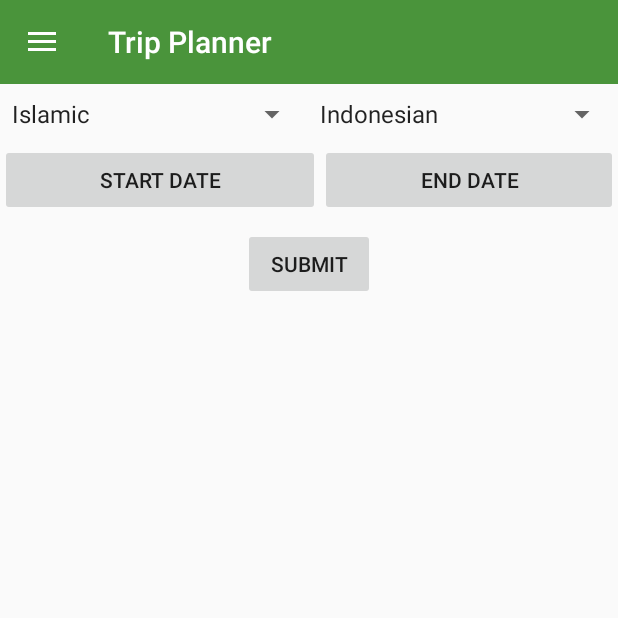
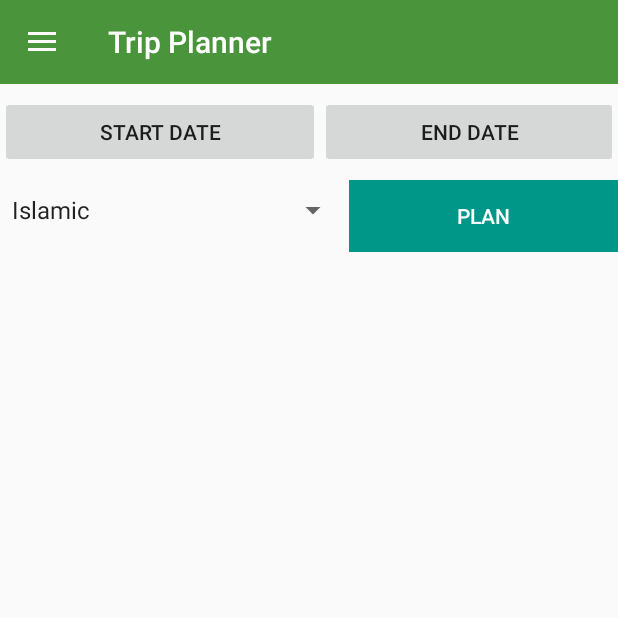
Before and after one commit to seraadam/almadina_app, an Android app: the fragment TripPlanner placed in its activity, in the side drawer, after a tap on "Trip Planner", on a phone screen of 412 x 824 dp, the top half of it. Run offline under Robolectric (Android 15) with nearby library versions, the phone set to English and light mode, and no system bars; our stand-ins replace Picasso, Volley; network calls fail; pictures from the network do not load.

Commit message:
solve planner

```diff
--- a/app/src/main/java/com/example/project1/adapters/PlannerAdapter.java
+++ b/app/src/main/java/com/example/project1/adapters/PlannerAdapter.java
@@ -111,6 +111,7 @@ public class PlannerAdapter extends ArrayAdapter<Places> {
             @Override
             public void onClick(View view) {
                 mListener.onClick(pcat.getId());
+                Log.e("clicked",position+"");
                 viewHolder.serve.setVisibility(View.GONE);
                 viewHolder.reserved.setVisibility(View.VISIBLE);
             }
--- a/app/src/main/java/com/example/project1/fragments/TripPlanner.java
+++ b/app/src/main/java/com/example/project1/fragments/TripPlanner.java
@@ -70,11 +70,11 @@ public class TripPlanner extends Fragment {
     public String pmonth=null;
     public String pyear=null;
     public  String selectedDate;
-
+    public   String textcategory;
     private OnFragmentInteractionListener mListener;
     private CalendarView customCalendar;
     private Spinner spinner1;
-    private Spinner spinner2;
+//    private Spinner spinner2;
     private Button btnSubmit,start ,end;
 
 
@@ -118,7 +118,7 @@ public class TripPlanner extends Fragment {
 
        // customCalendar = (CalendarView) v.findViewById(R.id.calendarView);
         spinner1 = (Spinner) v.findViewById(R.id.spinner1);
-        spinner2 = (Spinner) v.findViewById(R.id.spinner2);
+//        spinner2 = (Spinner) v.findViewById(R.id.spinner2);
         btnSubmit= (Button) v.findViewById(R.id.btnSubmit);
         start= (Button) v.findViewById(R.id.start);
         end= (Button) v.findViewById(R.id.end);
@@ -154,15 +154,10 @@ public class TripPlanner extends Fragment {
 
 btnSubmit.setOnClickListener(new View.OnClickListener() {
 
-
-
-
     @Override
     public void onClick(View v) {
-        String text = spinner1.getSelectedItem().toString();
-
-
-        Log.e("responce spinner", text);
+         textcategory = spinner1.getSelectedItem().toString();
+        Log.e("responce spinner", textcategory);
 
         Log.e("Response: " ,pyear+pmonth+ pday);
         String url = "http://nomow.tech/tiba/api/place/read_dates.php?pdate="+ selectedDate;
@@ -183,6 +178,8 @@ btnSubmit.setOnClickListener(new View.OnClickListener() {
                             JSONArray obj = response.getJSONArray("records");
                             for (int i = 0; i < obj.length(); i++) {
                                 JSONObject jsonObject = obj.getJSONObject(i);
+
+                                if(jsonObject.getString("Category").equals(textcategory )){
                                 Places p = new Places( jsonObject.getString("Title"),
                                         jsonObject.getString("image_name") ,
                                         jsonObject.getString("lat"),
@@ -192,10 +189,9 @@ btnSubmit.setOnClickListener(new View.OnClickListener() {
                                         jsonObject.getString("Description"),
                                         jsonObject.getInt("PID") ,
                                         jsonObject.getString("Category"));
-                                Log.e("Response: " , p.getCategory());
-
-
+                                Log.e("Response: " , p.getCategory()+ i );
                                 places.add(p);
+                                }
                             }
 
                             plannerAdapter.notifyDataSetChanged();
@@ -275,7 +271,7 @@ btnSubmit.setOnClickListener(new View.OnClickListener() {
                 final String vid = "7";
                 final String pid = id +"";
 
-                final String date= pyear+"-"+ pmonth +"-"+pday;
+                final String date=selectedDate;
 
                 Log.e("Response: " , date);
                 Log.e("Response: " , pid);
--- a/app/src/main/res/layout/fragment_trip_planner.xml
+++ b/app/src/main/res/layout/fragment_trip_planner.xml
@@ -23,38 +23,13 @@
         <!--android:isScrollContainer="true"-->
         <!--android:maxDate="01/01/2020"-->
         <!--/>-->
+
     <LinearLayout
 
         android:layout_width="match_parent"
         android:layout_height="wrap_content"
         android:weightSum="2"
         android:layout_marginTop="@dimen/activity_vertical_margin"
-        android:orientation="horizontal">
-
-    <Spinner
-        android:id="@+id/spinner1"
-        android:layout_width="wrap_content"
-        android:layout_height="wrap_content"
-        android:layout_weight="1"
-        android:entries="@array/category"
-        android:gravity="center"
-        android:layout_marginBottom="@dimen/activity_horizontal_margin"
-        android:prompt="@string/country_prompt" />
-
-    <Spinner
-        android:id="@+id/spinner2"
-        android:layout_width="wrap_content"
-        android:layout_height="wrap_content"
-        android:layout_weight="1"
-        android:entries="@array/nationality"
-        android:layout_marginBottom="@dimen/activity_horizontal_margin"
-        android:prompt="@string/nationality_prompt"/>
-    </LinearLayout>
-    <LinearLayout
-
-        android:layout_width="match_parent"
-        android:layout_height="wrap_content"
-        android:weightSum="2"
         android:orientation="horizontal">
         <Button
             android:id="@+id/start"
@@ -80,15 +55,46 @@
 
 
     </LinearLayout>
-    <Button
-        android:id="@+id/btnSubmit"
-        android:layout_width="wrap_content"
+    <LinearLayout
+
+        android:layout_width="match_parent"
         android:layout_height="wrap_content"
-        android:layout_marginBottom="@dimen/activity_horizontal_margin"
-        android:gravity="center"
+        android:weightSum="2"
         android:layout_marginTop="@dimen/activity_vertical_margin"
-        android:layout_gravity="center_horizontal"
-        android:text="Submit" />
+        android:orientation="horizontal">
+
+        <Spinner
+            android:id="@+id/spinner1"
+            android:layout_width="wrap_content"
+            android:layout_height="wrap_content"
+            android:layout_weight="1"
+            android:entries="@array/category"
+            android:gravity="center"
+            android:layout_gravity="center"
+            android:layout_marginBottom="@dimen/activity_horizontal_margin"
+            android:prompt="@string/country_prompt" />
+
+        <Button
+            android:id="@+id/btnSubmit"
+            android:layout_width="wrap_content"
+            android:layout_height="wrap_content"
+            android:layout_marginBottom="@dimen/activity_horizontal_margin"
+            android:gravity="center"
+            android:layout_weight="1"
+            android:background="@color/colorAccent"
+            android:textColor="#ffff"
+            android:layout_gravity="center_horizontal"
+            android:text="Plan" />
+
+        <!--<Spinner-->
+        <!--android:id="@+id/spinner2"-->
+        <!--android:layout_width="wrap_content"-->
+        <!--android:layout_height="wrap_content"-->
+        <!--android:layout_weight="1"-->
+        <!--android:entries="@array/nationality"-->
+        <!--android:layout_marginBottom="@dimen/activity_horizontal_margin"-->
+        <!--android:prompt="@string/nationality_prompt"/>-->
+    </LinearLayout>
 
 
     <ListView
```
